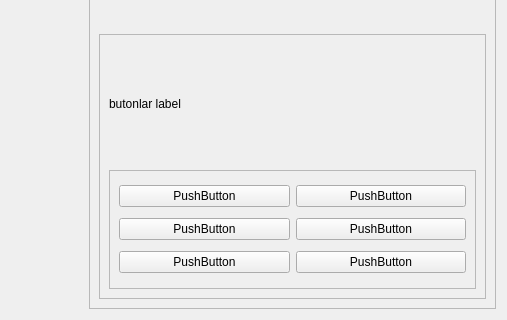
The window that uifolder/HomePage.ui (MahmutEsadErman/Ground-Control-Station-for-UAV) describes before a commit, drawn with Qt 5; both pictures show x 578 to 1085 and y 258 to 578 of the 1085 by 578 pixel window.
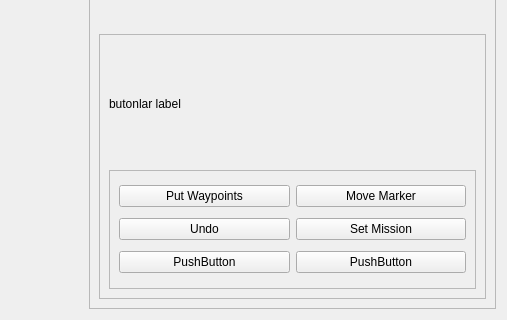
The same window after the commit.

Commit message: Drawing a mission to the map is added

Patch:
```diff
--- a/uifolder/HomePage.ui
+++ b/uifolder/HomePage.ui
@@ -73,31 +73,10 @@
             <enum>QFrame::Raised</enum>
            </property>
            <layout class="QGridLayout" name="gridLayout">
-            <item row="3" column="1">
-             <widget class="QPushButton" name="pushButton">
-              <property name="text">
-               <string>PushButton</string>
-              </property>
-             </widget>
-            </item>
             <item row="2" column="0">
              <widget class="QPushButton" name="pushButton_3">
               <property name="text">
-               <string>PushButton</string>
-              </property>
-             </widget>
-            </item>
-            <item row="2" column="1">
-             <widget class="QPushButton" name="pushButton_2">
-              <property name="text">
-               <string>PushButton</string>
-              </property>
-             </widget>
-            </item>
-            <item row="3" column="0">
-             <widget class="QPushButton" name="pushButton_6">
-              <property name="text">
-               <string>PushButton</string>
+               <string>Put Waypoints</string>
               </property>
              </widget>
             </item>
@@ -108,6 +87,20 @@
               </property>
              </widget>
             </item>
+            <item row="2" column="1">
+             <widget class="QPushButton" name="btn_movemarker">
+              <property name="text">
+               <string>Move Marker</string>
+              </property>
+             </widget>
+            </item>
+            <item row="3" column="0">
+             <widget class="QPushButton" name="btn_undo">
+              <property name="text">
+               <string>Undo</string>
+              </property>
+             </widget>
+            </item>
             <item row="4" column="1">
              <widget class="QPushButton" name="pushButton_5">
               <property name="text">
@@ -115,6 +108,13 @@
               </property>
              </widget>
             </item>
+            <item row="3" column="1">
+             <widget class="QPushButton" name="btn_setMission">
+              <property name="text">
+               <string>Set Mission</string>
+              </property>
+             </widget>
+            </item>
            </layout>
           </widget>
          </item>
```
Left out of the diff: 2 changed lines with no effect on the pictures. The commit also changes 4 other files.
